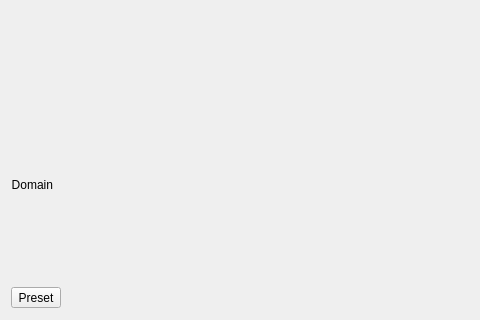
First picture: the form in ui/dialog_manage_routes.ui, repository MatsuriDayo/nekoray, before the edit; both pictures show x 0 to 480 and y 280 to 600 of the 800 by 600 pixel window.
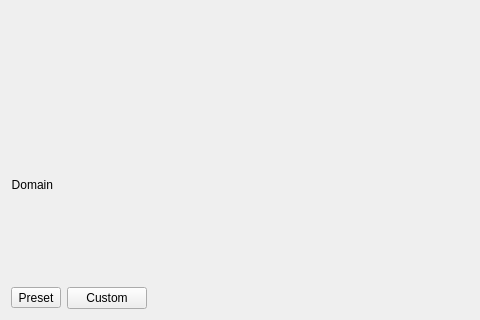
Second picture: the form after the edit.

Commit message: custom inbound & route & asset location

Patch:
```diff
--- a/ui/dialog_manage_routes.ui
+++ b/ui/dialog_manage_routes.ui
@@ -269,6 +269,13 @@
          </property>
         </widget>
        </item>
+       <item>
+        <widget class="QPushButton" name="custom_route_edit">
+         <property name="text">
+          <string>Custom</string>
+         </property>
+        </widget>
+       </item>
        <item>
         <widget class="QDialogButtonBox" name="buttonBox">
          <property name="sizePolicy">
```
The commit also changes 25 other files.
